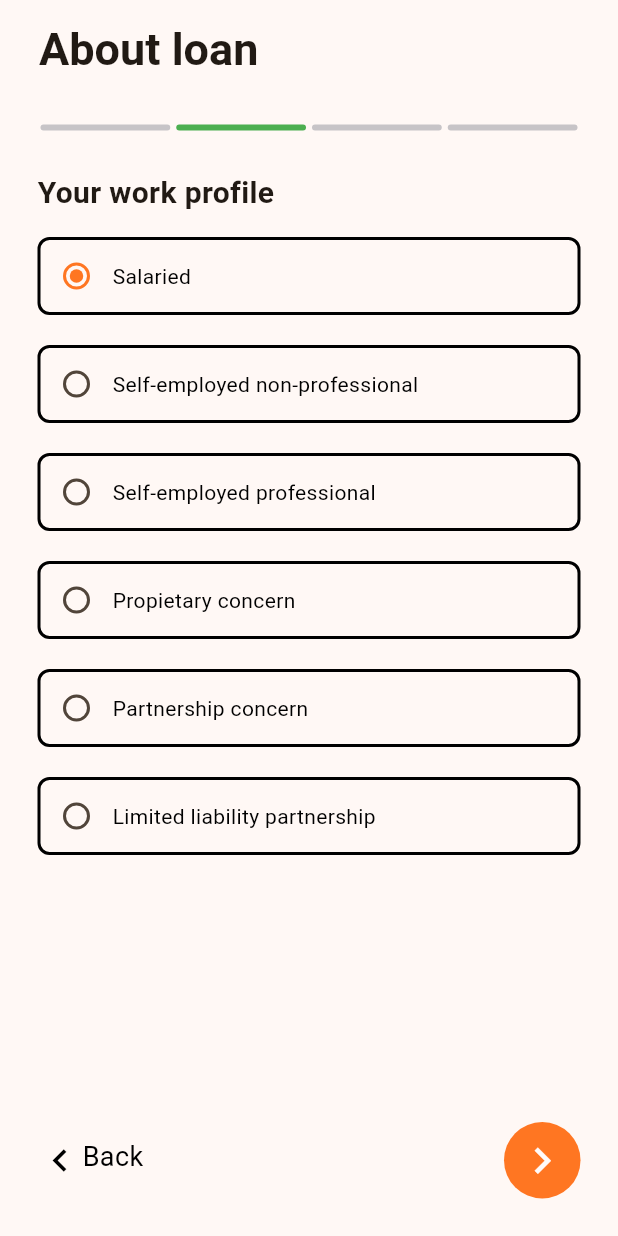
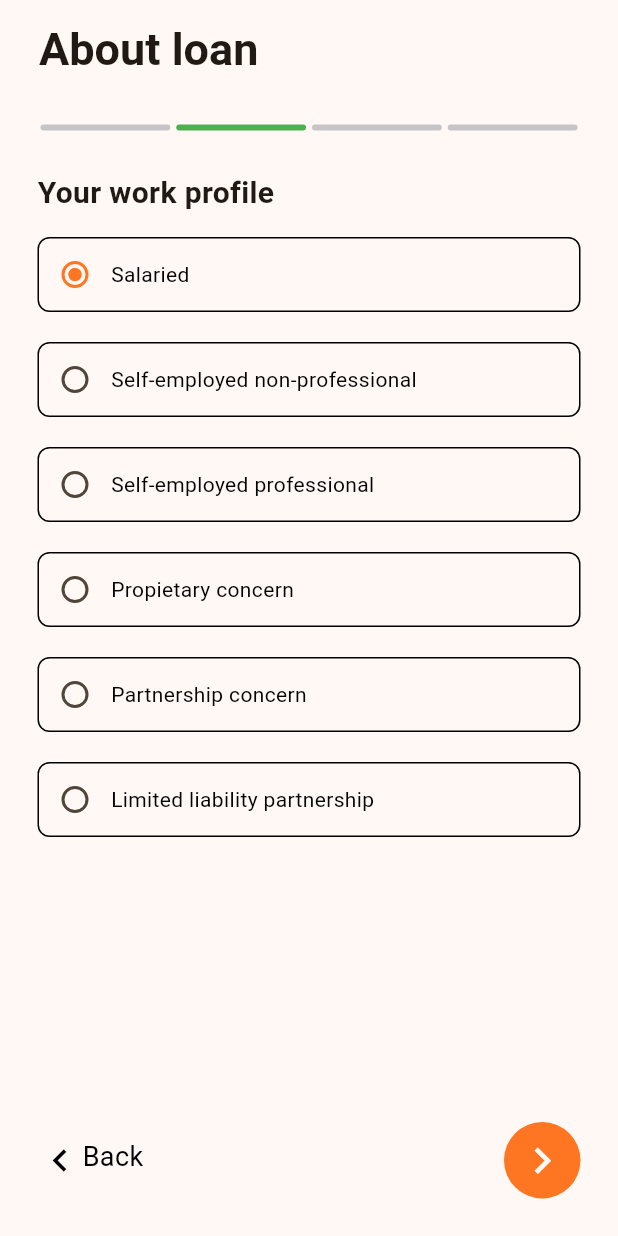
Before and after one commit to anannyapm/questionapp_assessment, a Flutter app: the screen it shows after launch, after a tap on the "keyboard arrow right" icon, on a phone screen of 412 x 824 dp. Run offline on Flutter 3.47's test engine with Material 2 defaults, Android fonts, the phone set to English and light mode, and no system bars.

Commit message:
Final changes complete

```diff
--- a/lib/view/question_screen.dart
+++ b/lib/view/screens/question_screen.dart
@@ -3,6 +3,7 @@ import 'dart:developer';
 import 'package:flutter/material.dart';
 import 'package:provider/provider.dart';
 import 'package:question_app/view/constants/color_constants.dart';
+import 'package:question_app/view/screens/output_screen.dart';
 import 'package:question_app/view/widgets/custom_text.dart';
 import 'package:question_app/view/widgets/dropdown_widget.dart';
 import 'package:question_app/view/widgets/section_widget.dart';
@@ -10,7 +11,7 @@ import 'package:question_app/view/widgets/slide_navigator.dart';
 import 'package:question_app/viewmodel/app_viewmodel.dart';
 import 'package:question_app/viewmodel/navigator_viewmodel.dart';
 
-import '../model/question_model.dart';
+import '../../model/question_model.dart';
 
 class QuestionScreen extends StatelessWidget {
   const QuestionScreen({super.key});
@@ -143,7 +144,7 @@ class QuestionScreen extends StatelessWidget {
                               onPressed: () {
                                 if (navModel.currentPage <
                                     model.questionsField.length - 1) {
-                                  model.setUserAnswer(/* value, questionKey */);
+                                  model.setUserAnswer();
                                   if (model
                                               .questionsField[
                                                   navModel.currentPage + 1]
@@ -155,6 +156,11 @@ class QuestionScreen extends StatelessWidget {
                                   } else {
                                     navModel.moveForward();
                                   }
+                                } else {
+                                  model.setUserAnswer();
+                                  Navigator.of(context).push(MaterialPageRoute(
+                                      builder: (ctx) => OutputScreen(
+                                          loanDetails: model.userAnswers)));
                                 }
                               },
                               icon: const Icon(Icons.keyboard_arrow_right),
@@ -203,7 +209,7 @@ class SingleChoiceSelector extends StatelessWidget {
               return Container(
                 decoration: BoxDecoration(
                   border: Border.all(
-                      width: 2,
+                      width: 1,
                       color: model.userAnswers[questionKey] == optionKey
                           ? kOrange
                           : kBlack),
--- a/lib/view/widgets/custom_text.dart
+++ b/lib/view/widgets/custom_text.dart
@@ -16,7 +16,8 @@ class CustomText extends StatelessWidget {
     this.color,
     this.size,
     this.overflow,
-    this.lines,  this.align,
+    this.lines,
+    this.align,
   });
 
   @override
--- a/lib/viewmodel/app_viewmodel.dart
+++ b/lib/viewmodel/app_viewmodel.dart
@@ -11,6 +11,7 @@ class AppViewModel extends ChangeNotifier {
   }
   String selectedState = "";
   String selectedBank = "";
+  String selectedCity = "";
   TextEditingController incomeController = TextEditingController();
 
   bool isLoading = false;
@@ -67,14 +68,13 @@ class AppViewModel extends ChangeNotifier {
     log(selectedState);
     notifyListeners();
   }
+
   void setSelectedBank(String newvalue) {
     selectedBank = newvalue;
     log(selectedBank);
     notifyListeners();
   }
 
-  String selectedCity = "";
-
   void setSelectedCity(String city) {
     selectedCity = city;
     notifyListeners();
```
Also changed, not shown: lib/main.dart (+5 -6 lines), lib/model/question_model.dart (+25 -10 lines), lib/view/screens/output_screen.dart (added, +58 -0 lines), lib/view/widgets/dropdown_widget.dart (+3 -7 lines), lib/view/widgets/section_widget.dart (+1 -9 lines), lib/view/widgets/slide_navigator.dart (+4 -6 lines), lib/viewmodel/navigator_viewmodel.dart (+2 -9 lines).
